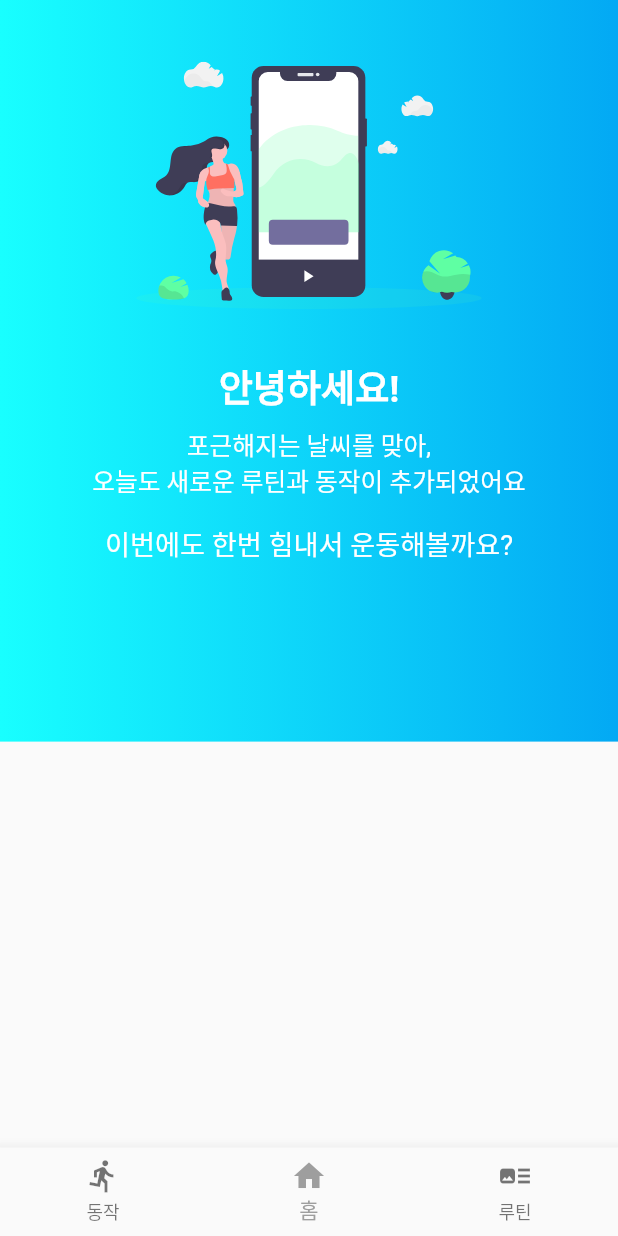
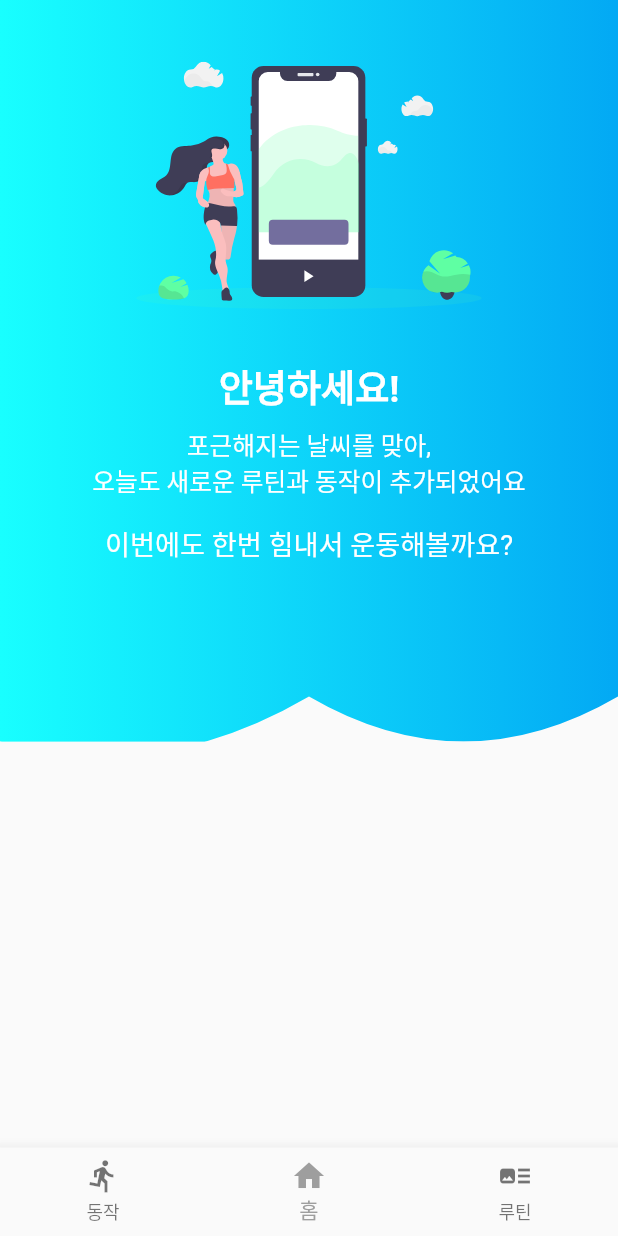
Before and after one commit to project-MyTin/Flutter, a Flutter app: the screen it shows after launch, on a phone screen of 412 x 824 dp. Run offline on Flutter 3.47's test engine with Material 2 defaults, Android fonts, the phone set to English and light mode, and no system bars; our stand-ins replace flutter_svg, get, image_picker.

Commit message:
code : update wave_wrapper.dart

```diff
--- a/lib/screens/screen_main.dart
+++ b/lib/screens/screen_main.dart
@@ -20,7 +20,7 @@ class MainPage extends StatelessWidget {
                 height: height,
                 width: width,
                 colorList: [Colors.cyanAccent, Colors.lightBlue],
-                opacityList: [0.3, 0.5, 0.8],
+                opacityList: [],
               ),
             ],
           ),
--- a/lib/widgets/wave_wrapper.dart
+++ b/lib/widgets/wave_wrapper.dart
@@ -16,35 +16,37 @@ class WaveWrapper extends StatelessWidget {
       children: [
         for (double opacity in opacityList)
           ClipPath(
-              clipper: WaveClipper([
-                [2/4 * width, height + 30],
-                [3/4 * width, height - 30],
-                [4/4 * width, height + 30],
-              ]),
+              clipper: WaveClipper([1 / 4, 2 / 4, 3 / 4, 1], 30),
               child: NullContainer(height, width, colorList, opacity)),
-        ClipPath(clipper: WaveClipper([
-          [2/4 * width, height - 30],
-          [3/4 * width, height + 30],
-          [4/4 * width, height - 30],
-        ]), child: child),
+        ClipPath(
+            clipper: WaveClipper([1 / 4, 2 / 4, 3 / 4, 1], 30),
+            child: child),
       ],
     );
   }
 }
 
 class WaveClipper extends CustomClipper<Path> {
-  final List<List<double>> points;
+  final List<double> widthPoints;
+  final int waveSize;
 
-  WaveClipper(this.points);
+  WaveClipper(this.widthPoints, this.waveSize);
 
   @override
   Path getClip(Size size) {
+    double width = size.width, height = size.height;
+
     Path path = Path();
-    path.lineTo(0, size.height);
-    for(int i = 0; i < points.length -1; i++) {
-      path.quadraticBezierTo(points[i][0], points[i][1], points[i+1][0], points[i+1][1]);
+    path.lineTo(0, height);
+    for (int i = 0; i < widthPoints.length - 1; i += 2) {
+      path.quadraticBezierTo(
+        widthPoints[i] * width,
+        height + waveSize,
+        widthPoints[i + 1] * width,
+        height - waveSize,
+      );
     }
-    path.lineTo(size.width, 0);
+    path.lineTo(width, 0);
     return path;
   }
 
```
